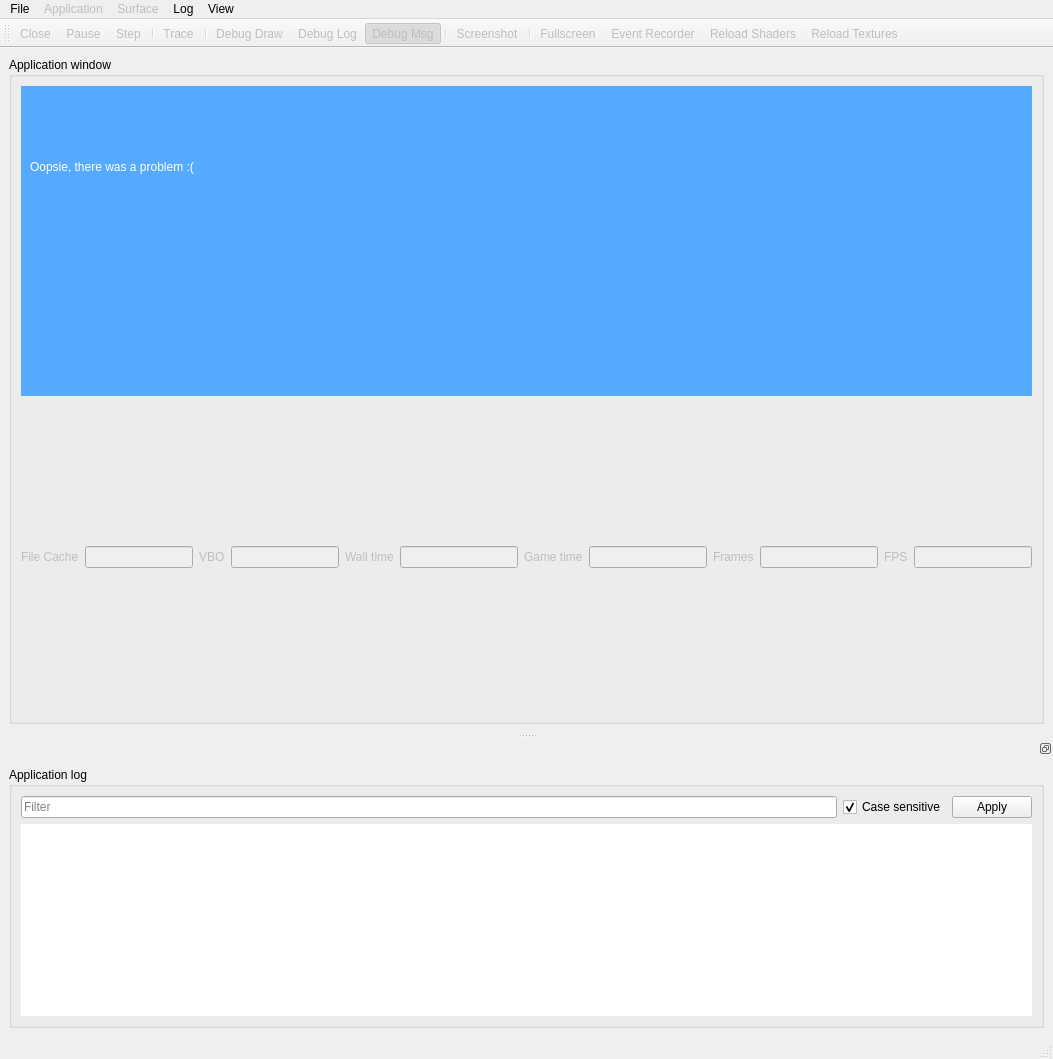
Before: the Qt Designer form editor/gui/playwindow.ui in ensisoft/detonator, drawn with Qt 5.
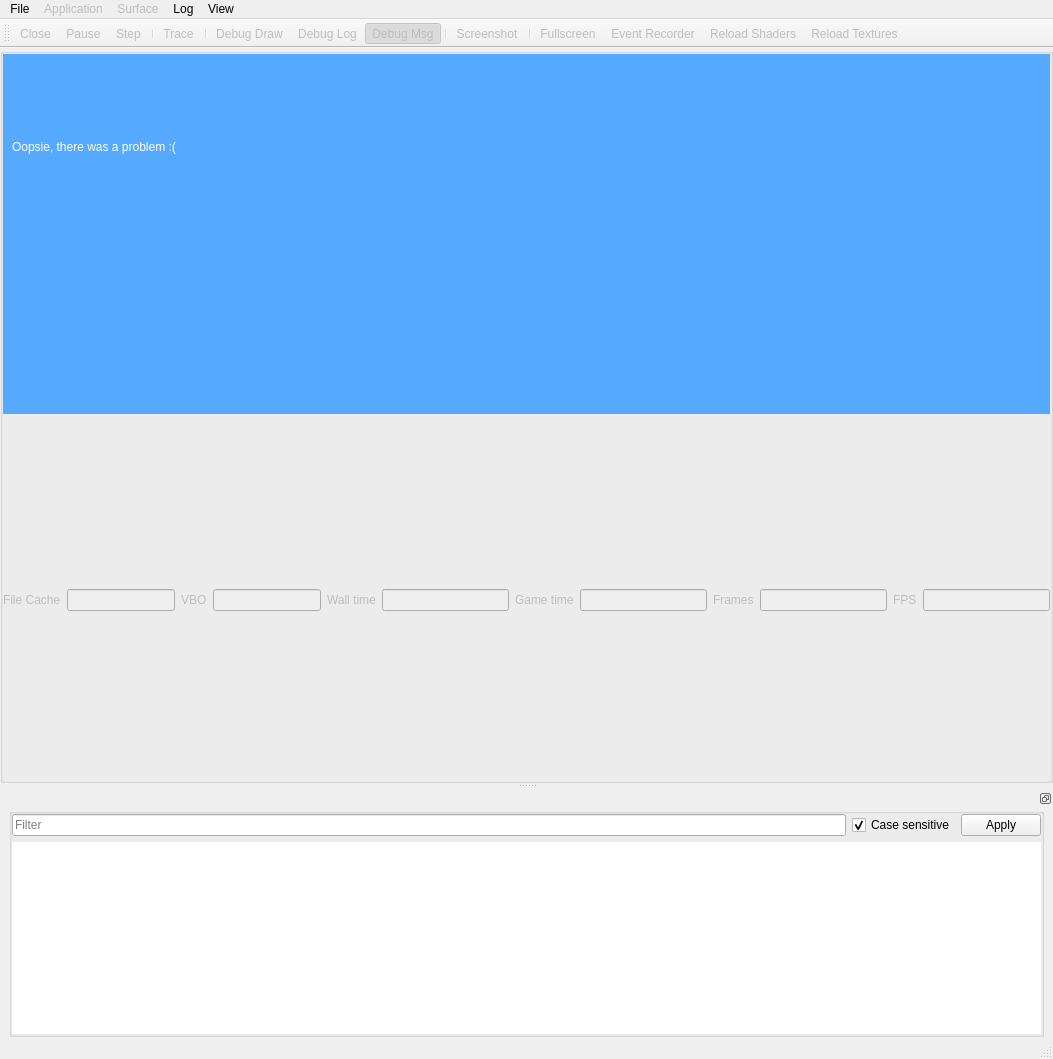
After: the same form once the commit is applied. Icons and pictures are not drawn.

Commit message:
Tweak the playwindow UI layout
Tweak the playwindow UI layout.

```diff
--- a/editor/gui/playwindow.ui
+++ b/editor/gui/playwindow.ui
@@ -15,6 +15,18 @@
   </property>
   <widget class="QWidget" name="centralwidget">
    <layout class="QVBoxLayout" name="verticalLayout_2">
+    <property name="leftMargin">
+     <number>0</number>
+    </property>
+    <property name="topMargin">
+     <number>0</number>
+    </property>
+    <property name="rightMargin">
+     <number>0</number>
+    </property>
+    <property name="bottomMargin">
+     <number>0</number>
+    </property>
     <item>
      <widget class="QGroupBox" name="groupBox">
       <property name="sizePolicy">
@@ -24,9 +36,24 @@
        </sizepolicy>
       </property>
       <property name="title">
-       <string>Application window</string>
+       <string/>
+      </property>
+      <property name="flat">
+       <bool>true</bool>
       </property>
       <layout class="QVBoxLayout" name="verticalLayout_3">
+       <property name="leftMargin">
+        <number>0</number>
+       </property>
+       <property name="topMargin">
+        <number>0</number>
+       </property>
+       <property name="rightMargin">
+        <number>0</number>
+       </property>
+       <property name="bottomMargin">
+        <number>0</number>
+       </property>
        <item>
         <widget class="QWidget" name="problem" native="true">
          <property name="styleSheet">
@@ -377,6 +404,12 @@
    </attribute>
    <widget class="QWidget" name="dockWidgetContents">
     <layout class="QVBoxLayout" name="verticalLayout_5">
+     <property name="topMargin">
+      <number>0</number>
+     </property>
+     <property name="bottomMargin">
+      <number>0</number>
+     </property>
      <item>
       <widget class="QGroupBox" name="groupBox_2">
        <property name="sizePolicy">
@@ -386,9 +419,24 @@
         </sizepolicy>
        </property>
        <property name="title">
-        <string>Application log</string>
+        <string/>
+       </property>
+       <property name="flat">
+        <bool>true</bool>
        </property>
        <layout class="QVBoxLayout" name="verticalLayout_4">
+        <property name="leftMargin">
+         <number>0</number>
+        </property>
+        <property name="topMargin">
+         <number>0</number>
+        </property>
+        <property name="rightMargin">
+         <number>0</number>
+        </property>
+        <property name="bottomMargin">
+         <number>0</number>
+        </property>
         <item>
          <layout class="QHBoxLayout" name="horizontalLayout_2">
           <item>
```
Left out of the diff: 2 changed lines with no effect on the pictures.
